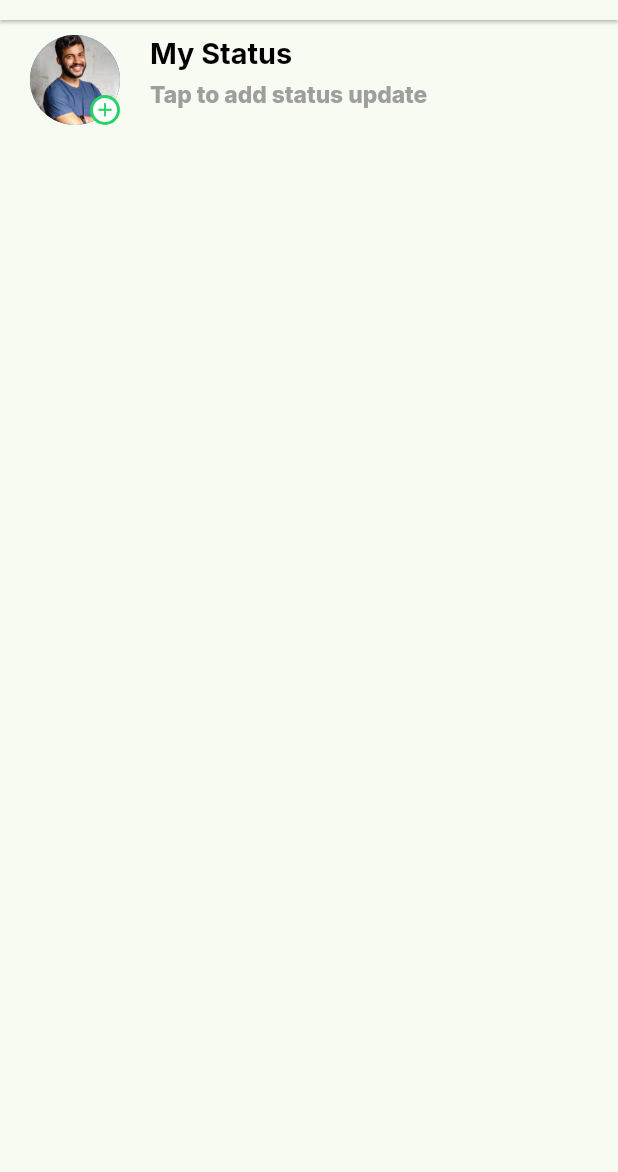
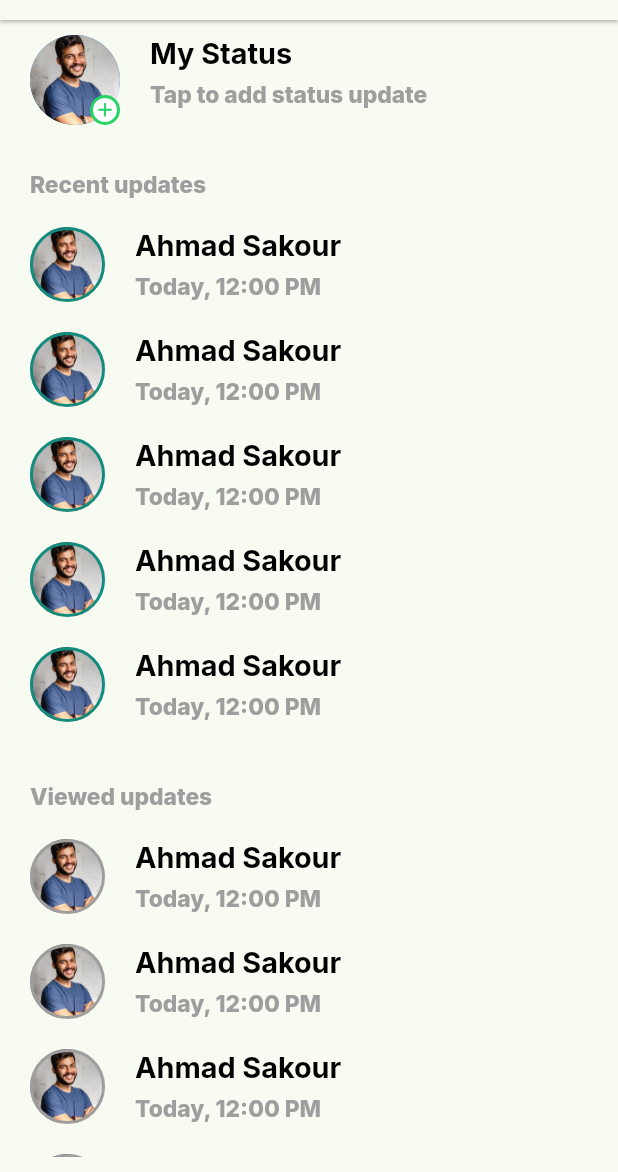
Before and after one commit to AhmedSakour/Mini_WhatsApp, a Flutter app: the StatusView screen opened directly, on a phone screen of 412 x 824 dp, the part 64-1236 px from its top. Run offline on Flutter 3.47's test engine with Material 2 defaults, Android fonts, the phone set to English and light mode, and no system bars; our stand-ins replace device_preview, firebase_core, google_fonts; accounts and stored records are empty; generated files the repository leaves out were written again.

Commit message:
status view done

```diff
--- /dev/null
+++ b/lib/features/status/presentation/views/widgets/friends_status_section.dart
@@ -0,0 +1,56 @@
+import 'package:flutter/material.dart';
+import 'package:whats_app/core/themes/colors.dart';
+
+import '../../../../../core/constant/app_images.dart';
+import '../../../../../core/themes/app_styles.dart';
+
+class FriendsStatusSection extends StatelessWidget {
+  const FriendsStatusSection({
+    Key? key,
+    required this.isViewed,
+  }) : super(key: key);
+  final bool isViewed;
+
+  @override
+  Widget build(BuildContext context) {
+    return Row(
+      crossAxisAlignment: CrossAxisAlignment.start,
+      children: [
+        Container(
+          width: 50,
+          height: 50,
+          decoration: BoxDecoration(
+              image: const DecorationImage(
+                  image: AssetImage(
+                    Assets.imagesPerson,
+                  ),
+                  fit: BoxFit.cover),
+              borderRadius: BorderRadius.circular(25),
+              border: Border.all(
+                width: 2,
+                color: isViewed ? Colors.grey : AppColor.primaryColor,
+              )),
+        ),
+        const SizedBox(
+          width: 20,
+        ),
+        Column(
+          crossAxisAlignment: CrossAxisAlignment.start,
+          children: [
+            Text(
+              'Ahmad Sakour',
+              style: AppStyles.styleBold24(context),
+            ),
+            const SizedBox(
+              height: 7,
+            ),
+            Text(
+              'Today, 12:00 PM',
+              style: AppStyles.styleExtrabold19(context),
+            ),
+          ],
+        ),
+      ],
+    );
+  }
+}
--- /dev/null
+++ b/lib/features/status/presentation/views/widgets/recent_friends_status_list_view.dart
@@ -0,0 +1,20 @@
+import 'package:flutter/material.dart';
+
+import 'friends_status_section.dart';
+
+class RecentFriendsStatusSectionListView extends StatelessWidget {
+  const RecentFriendsStatusSectionListView({
+    Key? key,
+  }) : super(key: key);
+
+  @override
+  Widget build(BuildContext context) {
+    return SliverList(
+        delegate: SliverChildBuilderDelegate(
+            (context, index) => const Padding(
+                  padding: EdgeInsets.symmetric(vertical: 10),
+                  child: FriendsStatusSection(isViewed: false),
+                ),
+            childCount: 5));
+  }
+}
--- a/lib/features/status/presentation/views/widgets/status_views_body.dart
+++ b/lib/features/status/presentation/views/widgets/status_views_body.dart
@@ -1,4 +1,7 @@
 import 'package:flutter/material.dart';
+import 'package:whats_app/core/themes/app_styles.dart';
+import 'package:whats_app/features/status/presentation/views/widgets/recent_friends_status_list_view.dart';
+import 'package:whats_app/features/status/presentation/views/widgets/viewed_friends_status_section_list_view.dart';
 
 import 'my_status_section.dart';
 
@@ -9,9 +12,39 @@ class StatusViewBody extends StatelessWidget {
   Widget build(BuildContext context) {
     return Padding(
       padding: const EdgeInsets.symmetric(horizontal: 20, vertical: 10),
-      child: Column(
-        children: const [
-          MyStatusSection(),
+      child: CustomScrollView(
+        slivers: [
+          const SliverToBoxAdapter(child: MyStatusSection()),
+          const SliverToBoxAdapter(
+              child: SizedBox(
+            height: 30,
+          )),
+          SliverToBoxAdapter(
+            child: Text(
+              'Recent updates',
+              style: AppStyles.styleExtrabold19(context),
+            ),
+          ),
+          const SliverToBoxAdapter(
+              child: SizedBox(
+            height: 10,
+          )),
+          const RecentFriendsStatusSectionListView(),
+          const SliverToBoxAdapter(
+              child: SizedBox(
+            height: 30,
+          )),
+          SliverToBoxAdapter(
+            child: Text(
+              'Viewed updates',
+              style: AppStyles.styleExtrabold19(context),
+            ),
+          ),
+          const SliverToBoxAdapter(
+              child: SizedBox(
+            height: 10,
+          )),
+          const ViewedFriendsStatusSectionListView(),
         ],
       ),
     );
--- /dev/null
+++ b/lib/features/status/presentation/views/widgets/viewed_friends_status_section_list_view.dart
@@ -0,0 +1,20 @@
+import 'package:flutter/material.dart';
+
+import 'friends_status_section.dart';
+
+class ViewedFriendsStatusSectionListView extends StatelessWidget {
+  const ViewedFriendsStatusSectionListView({
+    Key? key,
+  }) : super(key: key);
+
+  @override
+  Widget build(BuildContext context) {
+    return SliverList(
+        delegate: SliverChildBuilderDelegate(
+            (context, index) => const Padding(
+                  padding: EdgeInsets.symmetric(vertical: 10),
+                  child: FriendsStatusSection(isViewed: true),
+                ),
+            childCount: 5));
+  }
+}
```
